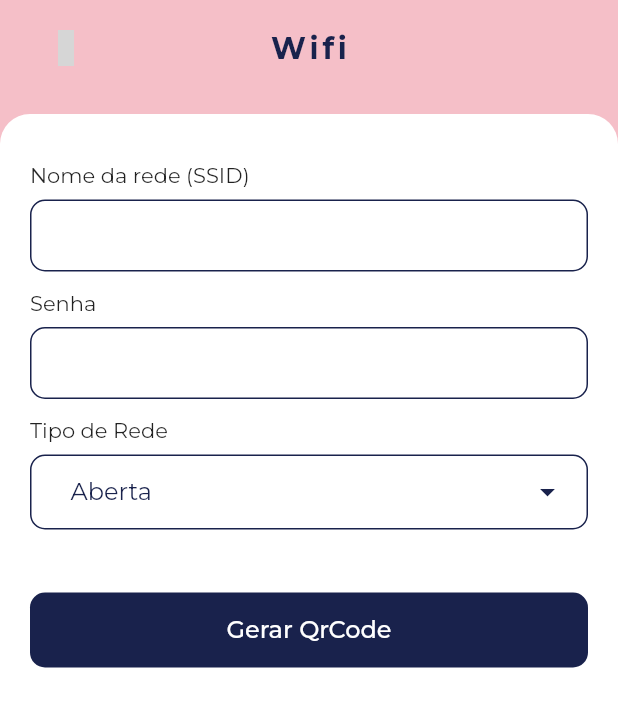
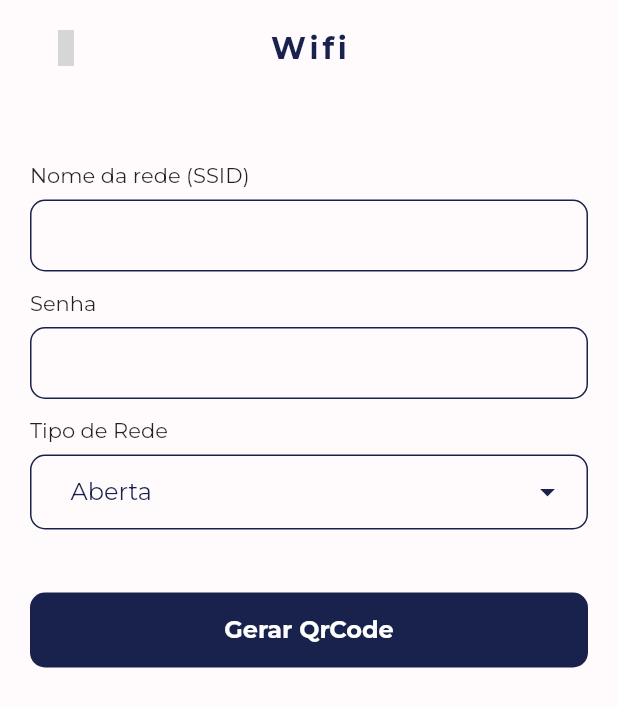
Before and after one commit to renankanu/app_rkode, a Flutter app: the WifiView screen opened by its route, on a phone screen of 412 x 824 dp. Shown: the top 707 px of the screen. Run offline on Flutter 3.47's test engine with Material 2 defaults, Android fonts, the light colour scheme and no system bars; our stand-ins replace eva_icons_flutter, flutter_staggered_animations, get, google_fonts, qr_flutter; project files that could hold a hidden picture were left out; grey boxes are pictures that could not be loaded.

Commit message:
refactor: change same itens

```diff
--- a/lib/app/modules/wifi/controllers/wifi_controller.dart
+++ b/lib/app/modules/wifi/controllers/wifi_controller.dart
@@ -36,7 +36,6 @@ class WifiController extends GetxController {
 
   @override
   void onClose() {
-    formKey.currentState!.reset();
     dataQrCode = '';
     super.onClose();
   }
--- a/lib/app/modules/wifi/views/wifi_view.dart
+++ b/lib/app/modules/wifi/views/wifi_view.dart
@@ -1,6 +1,7 @@
 import 'package:flutter/material.dart';
 import 'package:flutter_staggered_animations/flutter_staggered_animations.dart';
 import 'package:get/get.dart';
+import 'package:qr_flutter/qr_flutter.dart';
 
 import '../../../shared/shared.dart';
 import '../controllers/wifi_controller.dart';
@@ -11,7 +12,6 @@ class WifiView extends GetView<WifiController> {
   @override
   Widget build(BuildContext context) {
     return Scaffold(
-      backgroundColor: BaseColor.azalea,
       body: Column(
         children: [
           const Padding(
@@ -22,12 +22,14 @@ class WifiView extends GetView<WifiController> {
           ),
           const SizedBox(height: 24),
           Expanded(
-            child: BaseContainer(
             child: Padding(
               padding: const EdgeInsets.symmetric(
                 horizontal: 20,
                 vertical: 32,
               ),
+              child: Obx(
+                () => Visibility(
+                  visible: controller.dataQrCode.isEmpty,
                   child: Form(
                     key: controller.formKey,
                     autovalidateMode: AutovalidateMode.onUserInteraction,
@@ -119,6 +121,30 @@ class WifiView extends GetView<WifiController> {
                       ),
                     ),
                   ),
+                  replacement: Column(
+                    children: [
+                      QrImage(
+                        data: controller.dataQrCode,
+                        version: QrVersions.auto,
+                        size: 280,
+                        gapless: true,
+                      ),
+                      const Spacer(),
+                      BaseButton(
+                        label: 'Compartilhar',
+                        isUseSameColor: true,
+                        onPressed: () {},
+                        width: Get.width / 2,
+                      ),
+                      BaseButton(
+                        backgroundColor: BaseColor.tutu,
+                        isUseSameColor: true,
+                        label: 'Baixar',
+                        onPressed: () {},
+                      )
+                    ],
+                  ),
+                ),
               ),
             ),
           )
--- a/lib/app/shared/widgets/base_button.dart
+++ b/lib/app/shared/widgets/base_button.dart
@@ -9,12 +9,18 @@ class BaseButton extends StatelessWidget {
     required this.label,
     required this.onPressed,
     this.backgroundColor = BaseColor.tanHide,
+    this.height = 50,
+    this.width = double.infinity,
+    this.isUseSameColor = false,
   }) : super(key: key);
 
   final IconData? icon;
   final String label;
   final Function() onPressed;
   final Color? backgroundColor;
+  final double? height;
+  final double? width;
+  final bool? isUseSameColor;
 
   @override
   Widget build(BuildContext context) {
@@ -26,11 +32,13 @@ class BaseButton extends StatelessWidget {
           borderRadius: BorderRadius.circular(10),
         ),
         child: Container(
-          height: 50,
-          width: double.infinity,
+          height: height,
+          width: width,
           decoration: BoxDecoration(
             borderRadius: BorderRadius.circular(10),
-            color: backgroundColor,
+            color: isUseSameColor!
+                ? backgroundColor!.withOpacity(0.3)
+                : backgroundColor,
           ),
           padding: const EdgeInsets.symmetric(horizontal: 20),
           child: Stack(
@@ -39,16 +47,16 @@ class BaseButton extends StatelessWidget {
                 alignment: Alignment.centerLeft,
                 child: Icon(
                   icon,
-                  color: Colors.white,
+                  color: isUseSameColor! ? backgroundColor : Colors.white,
                 ),
               ),
               Center(
                 child: Text(
                   label,
-                  style: const TextStyle(
-                    color: Colors.white,
+                  style: TextStyle(
+                    color: isUseSameColor! ? backgroundColor : Colors.white,
                     fontSize: 16,
-                    fontWeight: FontWeight.w500,
+                    fontWeight: FontWeight.w700,
                   ),
                 ),
               ),
--- a/lib/app/shared/widgets/base_container.dart
+++ /dev/null
@@ -1,24 +0,0 @@
-import 'package:flutter/material.dart';
-
-class BaseContainer extends StatelessWidget {
-  const BaseContainer({
-    Key? key,
-    required this.child,
-  }) : super(key: key);
-
-  final Widget child;
-
-  @override
-  Widget build(BuildContext context) {
-    return Container(
-      decoration: const BoxDecoration(
-        color: Colors.white,
-        borderRadius: BorderRadius.only(
-          topLeft: Radius.circular(20),
-          topRight: Radius.circular(20),
-        ),
-      ),
-      child: child,
-    );
-  }
-}
--- a/lib/app/shared/widgets/base_text_field.dart
+++ b/lib/app/shared/widgets/base_text_field.dart
@@ -15,6 +15,7 @@ class BaseTextField extends StatelessWidget {
   @override
   Widget build(BuildContext context) {
     return TextFormField(
+      controller: controller,
       decoration: InputDecoration(
         isDense: true,
         contentPadding: const EdgeInsets.symmetric(
--- a/lib/app/shared/widgets/widgets.dart
+++ b/lib/app/shared/widgets/widgets.dart
@@ -1,6 +1,5 @@
 export 'base_animation.dart';
 export 'base_app_bar.dart';
 export 'base_button.dart';
-export 'base_container.dart';
 export 'base_label.dart';
 export 'base_text_field.dart';
```
Lines whose indentation alone changed are shown as unchanged.
